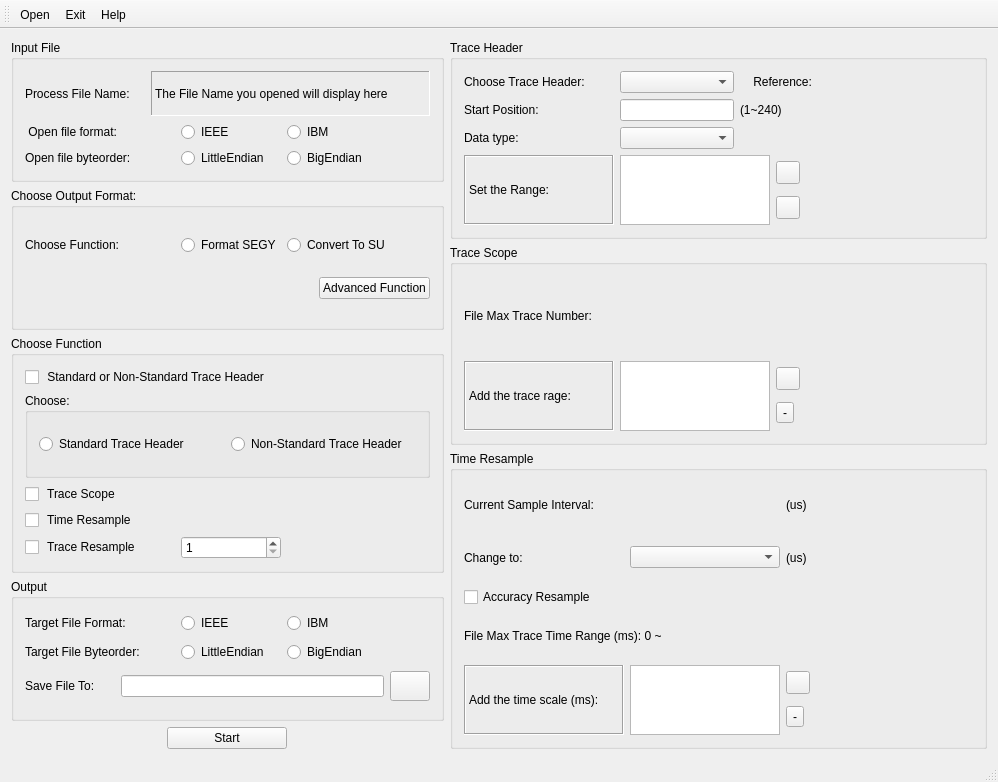
First picture: the form in mainwindow.ui, repository xtfllbl/Convert, before the edit.
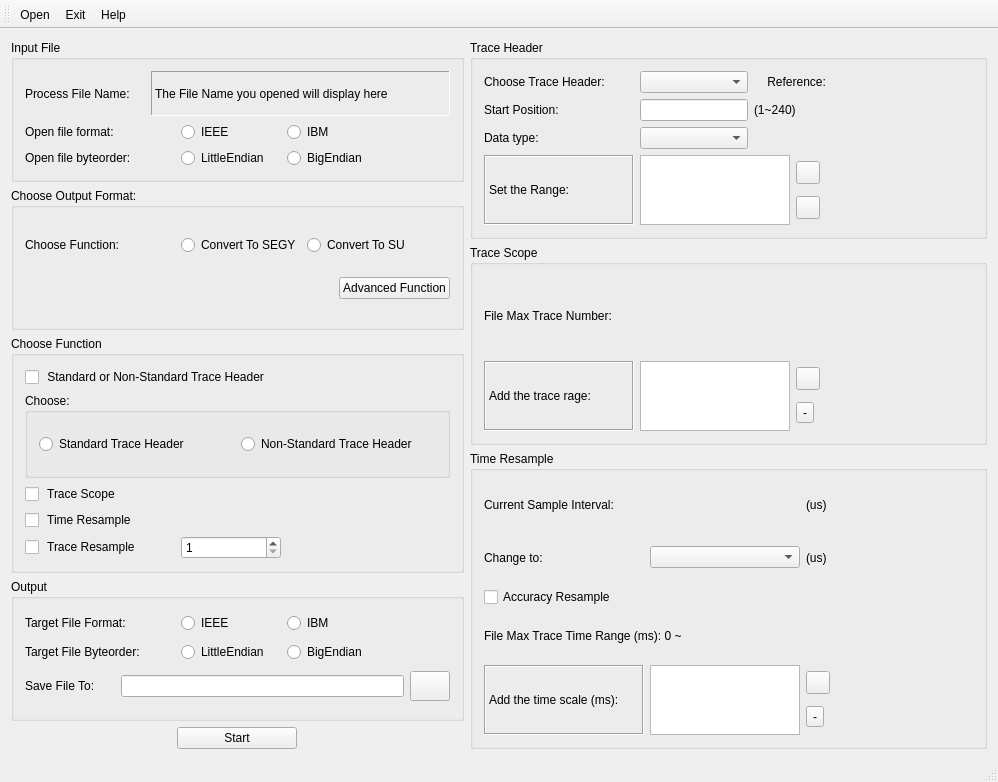
Second picture: the form after the edit. Icons and pictures are not drawn.

Commit message: 1st version after add function su2segy, still have problem on the release. May be the environment has something wrong.

Diff of the .ui file:
```diff
--- a/mainwindow.ui
+++ b/mainwindow.ui
@@ -116,7 +116,7 @@
               </size>
              </property>
              <property name="text">
-              <string> Open file format:</string>
+              <string>Open file format:</string>
              </property>
             </widget>
            </item>
@@ -250,7 +250,7 @@
               </size>
              </property>
              <property name="text">
-              <string>Format SEGY</string>
+              <string>Convert To SEGY</string>
              </property>
             </widget>
            </item>
```
The commit also changes 10 other files.
